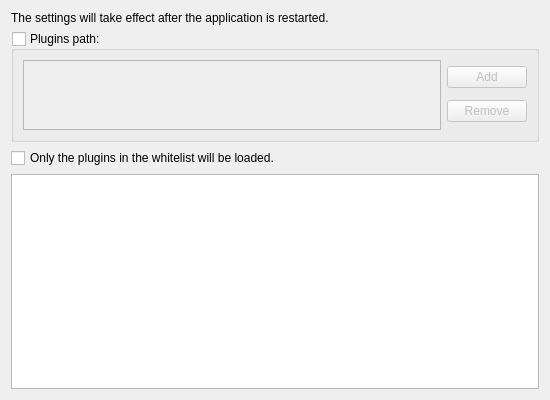
First picture: the form in Src/FrmManagePlugins.ui, repository KangLin/RabbitRemoteControl, before the edit.
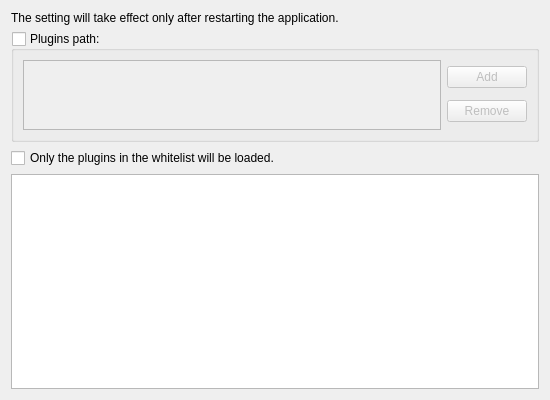
Second picture: the form after the edit.

Patch:
```diff
--- a/Src/FrmManagePlugins.ui
+++ b/Src/FrmManagePlugins.ui
@@ -72,7 +72,7 @@
    <item row="0" column="0">
     <widget class="QLabel" name="label">
      <property name="text">
-      <string>The settings will take effect after the application is restarted.</string>
+      <string>The setting will take effect only after restarting the application.</string>
      </property>
     </widget>
    </item>
```
